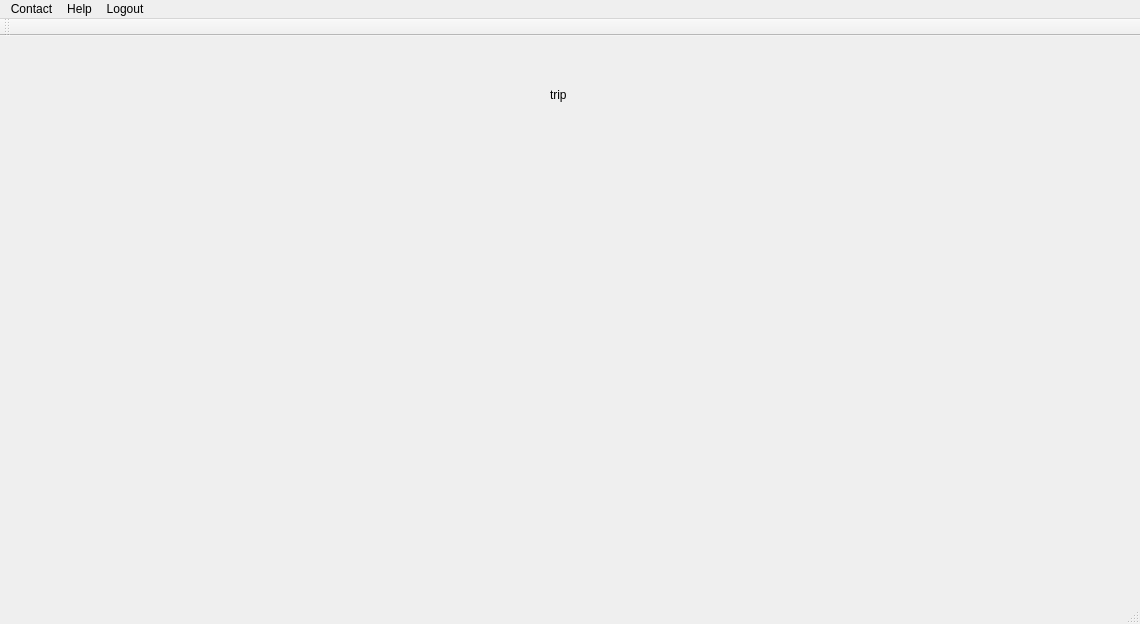
This is Quick_Eats/mainwindow.ui in akarapetian/Scrum-Team-6---Fast-Food-App as Qt 5 draws it before an edit. The edited form follows.
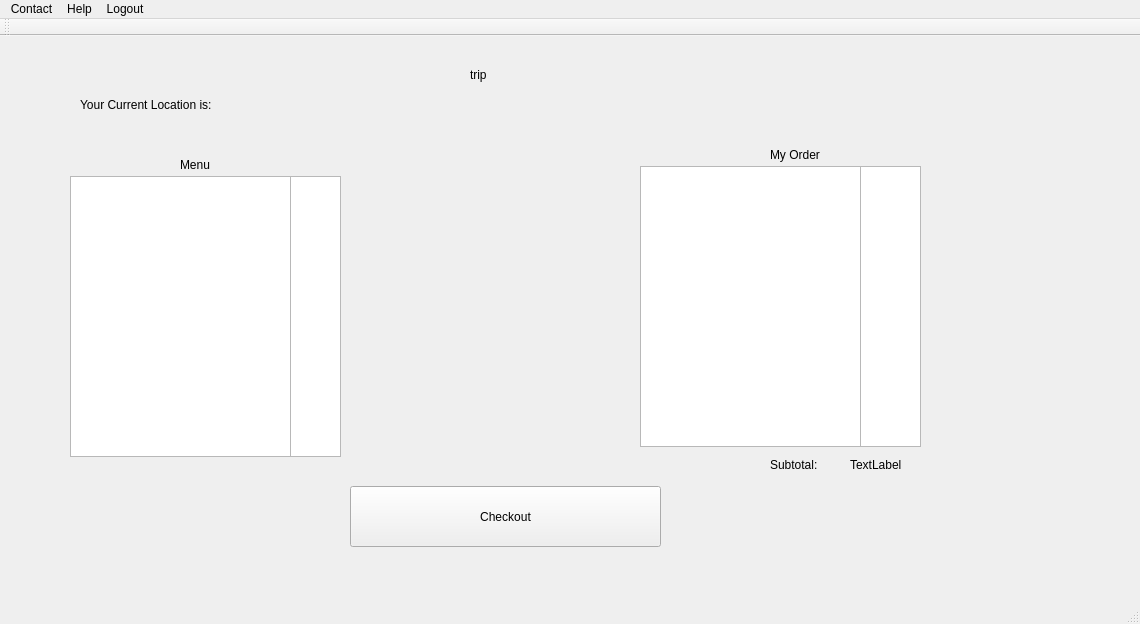
This is the edited form. The open tabs and pages were chosen to show the change.

Patch:
```diff
--- a/Quick_Eats/mainwindow.ui
+++ b/Quick_Eats/mainwindow.ui
@@ -250,9 +250,9 @@
        <widget class="QStackedWidget" name="TakeTripStackedWidget">
         <property name="geometry">
          <rect>
-          <x>20</x>
+          <x>0</x>
           <y>10</y>
-          <width>1101</width>
+          <width>1121</width>
           <height>541</height>
          </rect>
         </property>
@@ -350,8 +350,8 @@
          <widget class="QLabel" name="label_13">
           <property name="geometry">
            <rect>
-            <x>520</x>
-            <y>30</y>
+            <x>460</x>
+            <y>10</y>
             <width>161</width>
             <height>17</height>
            </rect>
@@ -360,6 +360,137 @@
            <string>trip</string>
           </property>
          </widget>
+         <widget class="QLabel" name="label_17">
+          <property name="geometry">
+           <rect>
+            <x>70</x>
+            <y>40</y>
+            <width>181</width>
+            <height>17</height>
+           </rect>
+          </property>
+          <property name="text">
+           <string>Your Current Location is:</string>
+          </property>
+         </widget>
+         <widget class="QLabel" name="currentLocationLabel">
+          <property name="geometry">
+           <rect>
+            <x>270</x>
+            <y>40</y>
+            <width>151</width>
+            <height>17</height>
+           </rect>
+          </property>
+          <property name="text">
+           <string/>
+          </property>
+         </widget>
+         <widget class="QListWidget" name="currentLocationMenuItemListWidget">
+          <property name="geometry">
+           <rect>
+            <x>60</x>
+            <y>120</y>
+            <width>221</width>
+            <height>281</height>
+           </rect>
+          </property>
+         </widget>
+         <widget class="QLabel" name="label_19">
+          <property name="geometry">
+           <rect>
+            <x>170</x>
+            <y>100</y>
+            <width>41</width>
+            <height>17</height>
+           </rect>
+          </property>
+          <property name="text">
+           <string>Menu</string>
+          </property>
+         </widget>
+         <widget class="QListWidget" name="currentLocationMenuPriceListWidget">
+          <property name="geometry">
+           <rect>
+            <x>280</x>
+            <y>120</y>
+            <width>51</width>
+            <height>281</height>
+           </rect>
+          </property>
+         </widget>
+         <widget class="QListWidget" name="myOrderItemListWidget">
+          <property name="geometry">
+           <rect>
+            <x>630</x>
+            <y>110</y>
+            <width>221</width>
+            <height>281</height>
+           </rect>
+          </property>
+         </widget>
+         <widget class="QLabel" name="label_20">
+          <property name="geometry">
+           <rect>
+            <x>760</x>
+            <y>90</y>
+            <width>71</width>
+            <height>17</height>
+           </rect>
+          </property>
+          <property name="text">
+           <string>My Order</string>
+          </property>
+         </widget>
+         <widget class="QLabel" name="label_21">
+          <property name="geometry">
+           <rect>
+            <x>760</x>
+            <y>400</y>
+            <width>67</width>
+            <height>17</height>
+           </rect>
+          </property>
+          <property name="text">
+           <string>Subtotal:</string>
+          </property>
+         </widget>
+         <widget class="QLabel" name="subTotalLabel">
+          <property name="geometry">
+           <rect>
+            <x>840</x>
+            <y>400</y>
+            <width>67</width>
+            <height>17</height>
+           </rect>
+          </property>
+          <property name="text">
+           <string>TextLabel</string>
+          </property>
+         </widget>
+         <widget class="QListWidget" name="myOrderQuantityListWidget">
+          <property name="geometry">
+           <rect>
+            <x>850</x>
+            <y>110</y>
+            <width>61</width>
+            <height>281</height>
+           </rect>
+          </property>
+         </widget>
+         <widget class="QPushButton" name="checkOutButton">
+          <property name="geometry">
+           <rect>
+            <x>340</x>
+            <y>430</y>
+            <width>311</width>
+            <height>61</height>
+           </rect>
+          </property>
+          <property name="text">
+           <string>Checkout</string>
+          </property>
+         </widget>
         </widget>
        </widget>
       </widget>
```
Left out of the diff: 6 changed lines with no effect on the pictures.
